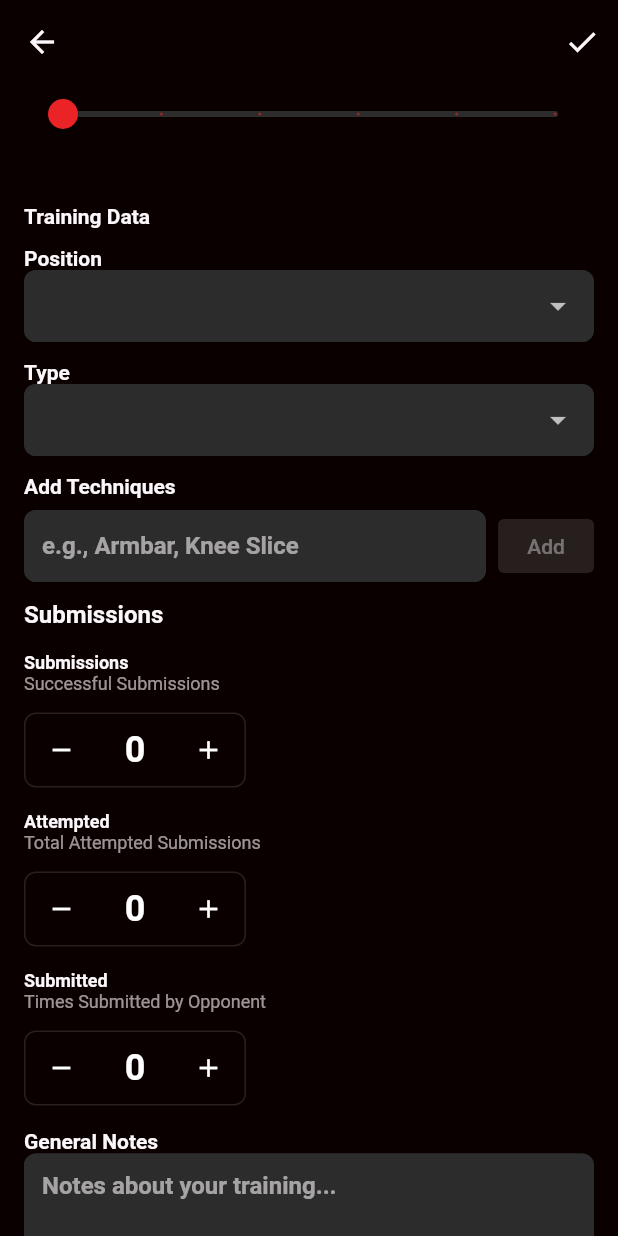
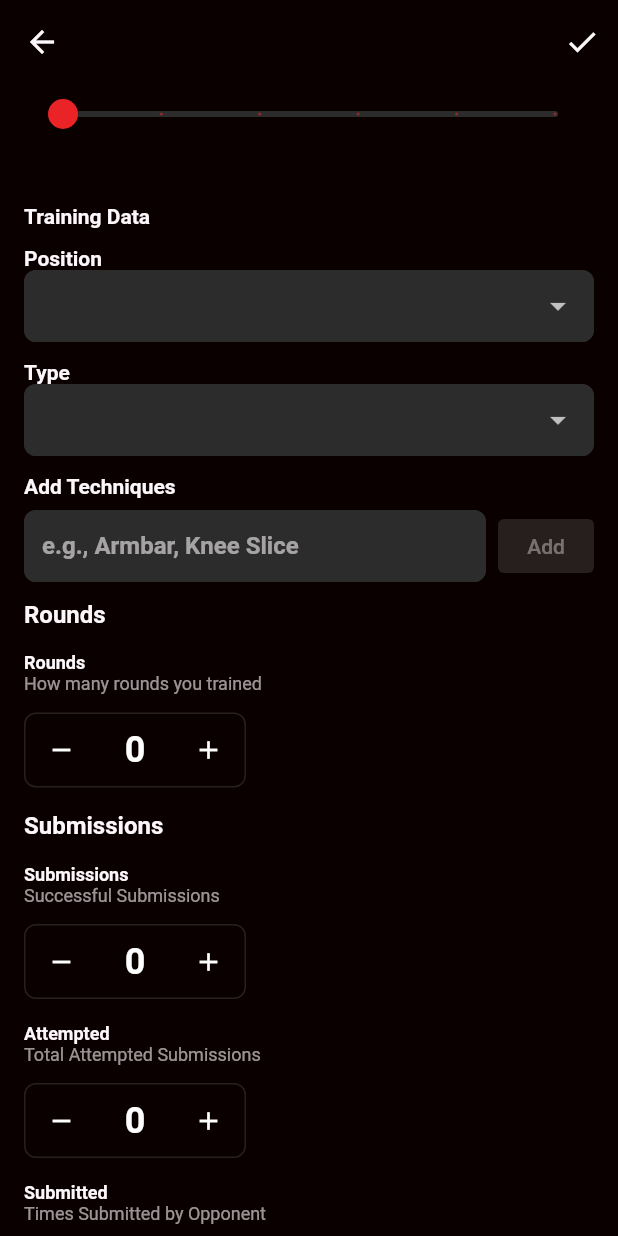
Before and after one commit to mmaphill/TeamFloApp, a Flutter app: the JournalEntryScreen screen opened directly with empty values, scrolled down 576 dp, on a phone screen of 412 x 824 dp. Run offline on Flutter 3.47's test engine with Material 3 defaults, Android fonts, the phone set to English and light mode, and no system bars; our stand-ins replace cloud_firestore, firebase_auth, firebase_core, firebase_messaging, firebase_storage, flutter_local_notifications and 3 more; accounts and stored records are empty.

Commit message:
Updated journal entries to contain the number of rounds trained and updated the video player to have a play button that fades after starting the video

```diff
--- a/lib/models/journal_entry_model.dart
+++ b/lib/models/journal_entry_model.dart
@@ -17,6 +17,7 @@ class JournalEntry {
   final String? position; // Closed Guard, Open Guard, etc.
   final String? types; // Pass, Sweep, Submit
   final Map<String, List<String>> techniques; // User entered field
+  final int rounds; // Number of rounds training
   final int submissions; // Number of submissions
   final int submissionAttempts; // Total number of submissions attempted
   final int timesSubmitted; // Number of times submitted
@@ -39,6 +40,7 @@ class JournalEntry {
     this.position,
     this.types,
     this.techniques = const {},
+    this.rounds = 0,
     this.submissions = 0,
     this.submissionAttempts = 0,
     this.timesSubmitted = 0,
@@ -61,6 +63,7 @@ class JournalEntry {
       position: map['position'],
       types: map['types'],
       techniques: _parseTechniques(map['techniques']),
+      rounds: map['rounds'] ?? 0,
       submissions: map['submissions'] ?? 0,
       submissionAttempts: map['submissionAttempts'] ?? 0,
       timesSubmitted: map['timesSubmitted'] ?? 0,
@@ -83,6 +86,7 @@ class JournalEntry {
       'position': position,
       'types': types,
       'techniques': techniques.isEmpty ? null : techniques,
+      'rounds': rounds,
       'submissions': submissions,
       'submissionAttempts': submissionAttempts,
       'timesSubmitted': timesSubmitted,
--- a/lib/screens/journal_entry_screen.dart
+++ b/lib/screens/journal_entry_screen.dart
@@ -50,6 +50,7 @@ class _JournalEntryScreenState extends State<JournalEntryScreen> {
   String? _contentError;
 
   late TextEditingController _techniqueController;
+  late TextEditingController _roundController;
   late TextEditingController _submissionsController;
   late TextEditingController _submissionAttemptsController;
   late TextEditingController _timesSubmittedController;
@@ -81,6 +82,7 @@ class _JournalEntryScreenState extends State<JournalEntryScreen> {
   void initState() {
     super.initState();
     _techniqueController = TextEditingController();
+    _roundController = TextEditingController();
     _submissionsController = TextEditingController();
     _submissionAttemptsController = TextEditingController();
     _timesSubmittedController = TextEditingController();
@@ -140,6 +142,7 @@ class _JournalEntryScreenState extends State<JournalEntryScreen> {
       if (existing != null) {
         _entry = existing;
         _techniqueController.text = existing.techniques.toString();
+        _roundController.text = existing.techniques.toString();
         _submissionsController.text = existing.submissions.toString();
         _submissionAttemptsController.text = existing.submissionAttempts.toString();
         _timesSubmittedController.text = existing.timesSubmitted.toString();
@@ -152,6 +155,7 @@ class _JournalEntryScreenState extends State<JournalEntryScreen> {
           createdAt: DateTime.now(),
         );
         _techniqueController.text = '';
+        _roundController.text = '0';
         _submissionsController.text = '0';
         _submissionAttemptsController.text = '0';
         _timesSubmittedController.text = '0';
@@ -198,6 +202,7 @@ class _JournalEntryScreenState extends State<JournalEntryScreen> {
       position: _entry.position,
       types: _entry.types,
       techniques: _techniques,
+      rounds: ValidationService.validatePositiveNumber(_entry.rounds),
       submissions: ValidationService.validatePositiveNumber(_entry.submissions),
       submissionAttempts: ValidationService.validatePositiveNumber(_entry.submissionAttempts),
       timesSubmitted: ValidationService.validatePositiveNumber(_entry.timesSubmitted),
@@ -258,6 +263,7 @@ class _JournalEntryScreenState extends State<JournalEntryScreen> {
 
   @override
   void dispose() {
+    _roundController.dispose();
     _submissionsController.dispose();
     _submissionAttemptsController.dispose();
     _timesSubmittedController.dispose();
@@ -372,6 +378,7 @@ class _JournalEntryScreenState extends State<JournalEntryScreen> {
                 food: _entry.food,
                 position: _entry.position,
                 types: _entry.types,
+                rounds: _entry.rounds,
                 submissions: _entry.submissions,
                 timesSubmitted: _entry.timesSubmitted,
                 generalNotes: _entry.generalNotes,
@@ -393,6 +400,7 @@ class _JournalEntryScreenState extends State<JournalEntryScreen> {
                 food: _entry.food,
                 position: _entry.position,
                 types: _entry.types,
+                rounds: _entry.rounds,
                 submissions: _entry.submissions,
                 timesSubmitted: _entry.timesSubmitted,
                 generalNotes: _entry.generalNotes,
@@ -414,6 +422,7 @@ class _JournalEntryScreenState extends State<JournalEntryScreen> {
                 food: _entry.food,
                 position: _entry.position,
                 types: _entry.types,
+                rounds: _entry.rounds,
                 submissions: _entry.submissions,
                 timesSubmitted: _entry.timesSubmitted,
                 generalNotes: _entry.generalNotes,
@@ -435,6 +444,7 @@ class _JournalEntryScreenState extends State<JournalEntryScreen> {
                 food: val,
                 position: _entry.position,
                 types: _entry.types,
+                rounds: _entry.rounds,
                 submissions: _entry.submissions,
                 timesSubmitted: _entry.timesSubmitted,
                 generalNotes: _entry.generalNotes,
@@ -473,6 +483,7 @@ class _JournalEntryScreenState extends State<JournalEntryScreen> {
                   food: _entry.food,
                   position: val,
                   types: _entry.types,
+                  rounds: _entry.rounds,
                   submissions: _entry.submissions,
                   timesSubmitted: _entry.timesSubmitted,
                   generalNotes: _entry.generalNotes,
@@ -507,6 +518,7 @@ class _JournalEntryScreenState extends State<JournalEntryScreen> {
                   food: _entry.food,
                   position: _entry.position,
                   types: val,
+                  rounds: _entry.rounds,
                   submissions: _entry.submissions,
                   timesSubmitted: _entry.timesSubmitted,
                   generalNotes: _entry.generalNotes,
@@ -582,10 +594,11 @@ class _JournalEntryScreenState extends State<JournalEntryScreen> {
 
             // Submission Counter Widget
             SubmissionCounterWidget(
+              initialRounds: _entry.rounds,
               initialSuccessful: _entry.submissions,
               initialAttempted: _entry.submissionAttempts,
               initialTimesSubmitted: _entry.timesSubmitted,
-              onChanged: (successful, submissionAttempts, timesSubmitted) {
+              onChanged: (round, successful, submissionAttempts, timesSubmitted) {
                 setState(() => _entry = JournalEntry(
                   entryId: _entry.entryId,
                   userId: _entry.userId,
@@ -598,6 +611,7 @@ class _JournalEntryScreenState extends State<JournalEntryScreen> {
                   food: _entry.food,
                   position: _entry.position,
                   types: _entry.types,
+                  rounds: round,
                   submissions: successful,
                   submissionAttempts: submissionAttempts,
                   timesSubmitted: timesSubmitted,
@@ -633,6 +647,7 @@ class _JournalEntryScreenState extends State<JournalEntryScreen> {
                     food: _entry.food,
                     position: _entry.position,
                     types: _entry.types,
+                    rounds: _entry.rounds,
                     submissions: _entry.submissions,
                     timesSubmitted: _entry.timesSubmitted,
                     generalNotes: val,
@@ -729,6 +744,7 @@ class _JournalEntryScreenState extends State<JournalEntryScreen> {
                     food: _entry.food,
                     position: _entry.position,
                     types: _entry.types,
+                    rounds: _entry.rounds,
                     submissions: _entry.submissions,
                     timesSubmitted: _entry.timesSubmitted,
                     generalNotes: _entry.generalNotes,
--- a/lib/widgets/submission_counter_widget.dart
+++ b/lib/widgets/submission_counter_widget.dart
@@ -1,13 +1,15 @@
 import 'package:flutter/material.dart';
 
 class SubmissionCounterWidget extends StatefulWidget {
+  final int initialRounds;
   final int initialSuccessful;
   final int initialAttempted;
   final int initialTimesSubmitted;
-  final Function(int submissions, int submissionAttempts, int timesSubmitted) onChanged;
+  final Function(int rounds, int submissions, int submissionAttempts, int timesSubmitted) onChanged;
 
   const SubmissionCounterWidget({
     super.key,
+    required this.initialRounds,
     required this.initialSuccessful,
     required this.initialAttempted,
     required this.initialTimesSubmitted,
@@ -19,6 +21,7 @@ class SubmissionCounterWidget extends StatefulWidget {
 }
 
 class _SubmissionCounterWidgetState extends State<SubmissionCounterWidget> {
+  late int rounds;
   late int submissions;
   late int attempted;
   late int timesSubmitted;
@@ -26,13 +29,28 @@ class _SubmissionCounterWidgetState extends State<SubmissionCounterWidget> {
   @override
   void initState() {
     super.initState();
+    rounds = widget.initialRounds;
     submissions = widget.initialSuccessful;
     attempted = widget.initialAttempted;
     timesSubmitted = widget.initialTimesSubmitted;
   }
 
   void _updateParent() {
-    widget.onChanged(submissions, attempted, timesSubmitted);
+    widget.onChanged(rounds, submissions, attempted, timesSubmitted);
+  }
+
+  void _incrementRounds() {
+    setState(() {
+      rounds++;
+      _updateParent();
+    });
+  }
+
+  void _decrementRounds() {
+    setState(() {
+      rounds--;
+      _updateParent();
+    });
   }
 
   void _incrementSubmissions() {
@@ -142,6 +160,17 @@ class _SubmissionCounterWidgetState extends State<SubmissionCounterWidget> {
       crossAxisAlignment: CrossAxisAlignment.start,
       children: [
         Text(
+          'Rounds',
+          style: Theme.of(context).textTheme.titleMedium?.copyWith(
+            fontWeight: FontWeight.bold,
+          ),
+        ),
+        const SizedBox(height: 16),
+        // Number of Rounds trained
+        _buildCounter(label: 'Rounds', description: 'How many rounds you trained', value: rounds, onIncrement: _incrementRounds, onDecrement: _decrementRounds),
+        const SizedBox(height: 16),
+
+        Text(
           'Submissions',
           style: Theme.of(context).textTheme.titleMedium?.copyWith(
             fontWeight: FontWeight.bold,
@@ -153,7 +182,7 @@ class _SubmissionCounterWidgetState extends State<SubmissionCounterWidget> {
         _buildCounter(label: 'Submissions', description: 'Successful Submissions', value: submissions, onIncrement: _incrementSubmissions, onDecrement: _decrementSubmissions),
         const SizedBox(height: 16),
 
-        // Attempted Sumbissions
+        // Attempted Submissions
         _buildCounter(label: 'Attempted', description: 'Total Attempted Submissions', value: attempted, onIncrement: _incrementAttempted, onDecrement: _decrementAttempted),
         const SizedBox(height: 16),
 
```
Also changed, not shown: lib/widgets/video_preview.dart (+14 -25 lines).
